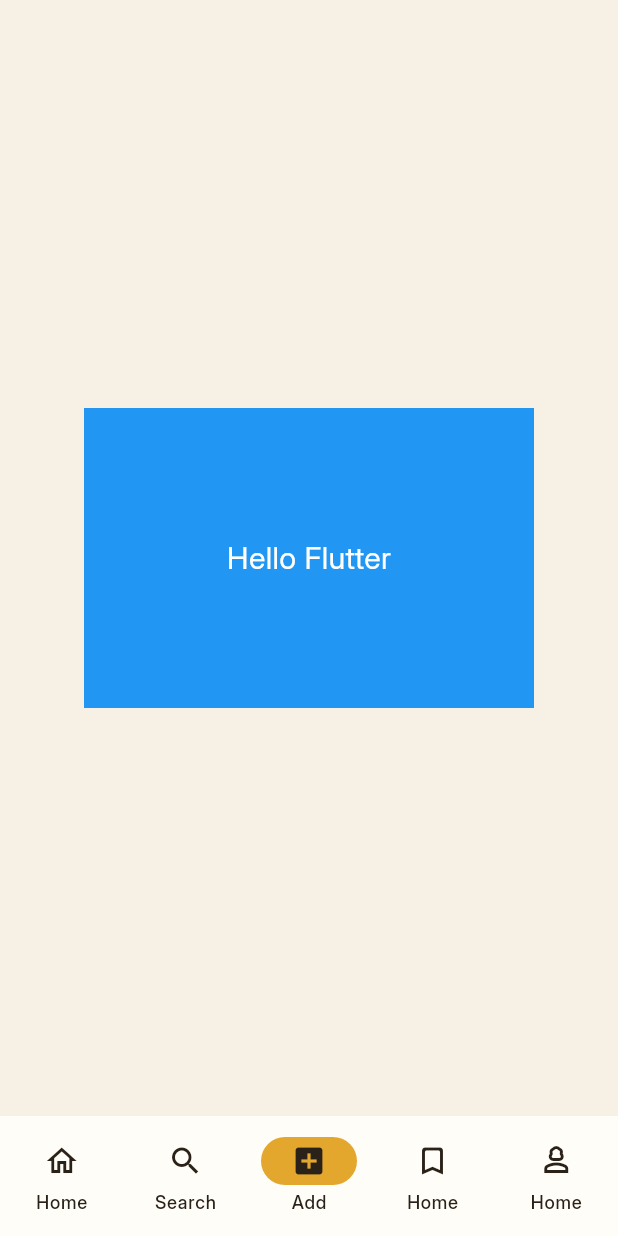
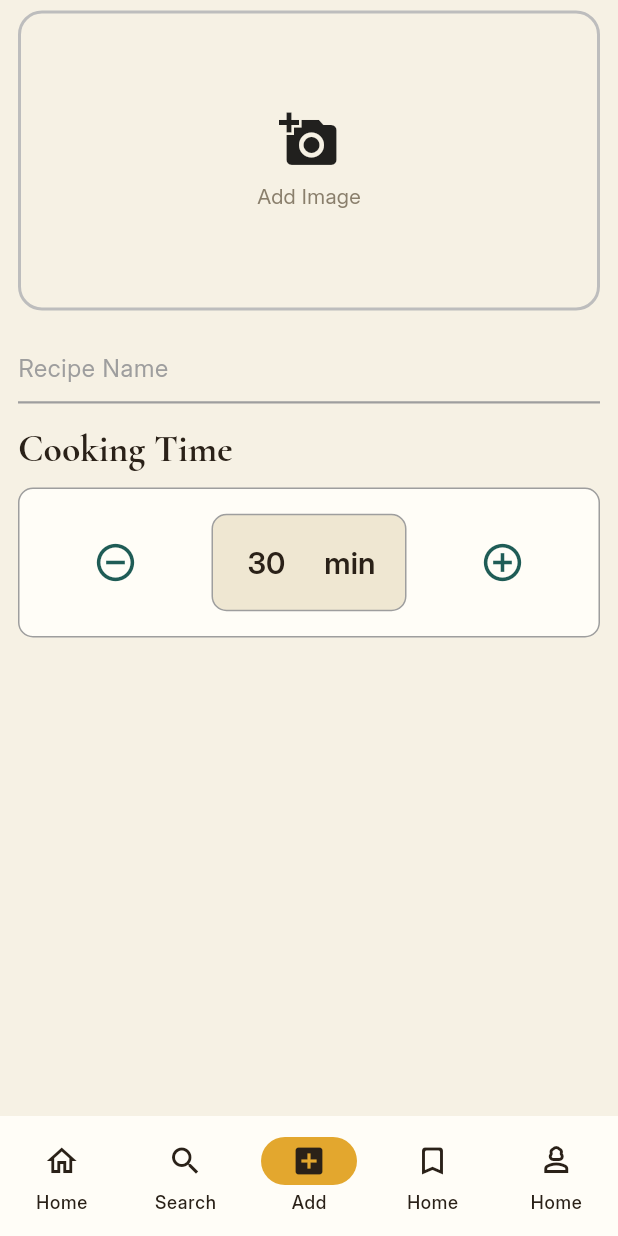
Before and after one commit to muneer-ahmad09/recipe_box_app, a Flutter app: the screen it shows after launch, item 3 of the bottom bar chosen, on a phone screen of 412 x 824 dp. Run offline on Flutter 3.47's test engine with Material 3 defaults, Android fonts, the phone set to English and light mode, and no system bars; our stand-ins replace image_picker.

Commit message:
added image picker and cooking time widgets to add item screen

```diff
--- a/lib/core/theme/app_theme.dart
+++ b/lib/core/theme/app_theme.dart
@@ -128,7 +128,7 @@ class AppTheme {
 
       labelLarge: TextStyle(
         fontFamily: 'Inter',
-        fontSize: 14,
+        fontSize: 20,
         fontWeight: FontWeight.w600,
         color: AppColors.ink,
       ),
--- a/lib/screens/add_item/add_item.dart
+++ b/lib/screens/add_item/add_item.dart
@@ -1,24 +1,68 @@
 import 'package:flutter/material.dart';
+import 'package:recipe_box_app/screens/add_item/widgets/add_image.dart';
+import 'package:recipe_box_app/screens/add_item/widgets/cooking_time.dart';
 
-class AddItem extends StatelessWidget {
+class AddItem extends StatefulWidget {
   const AddItem({super.key});
 
   @override
+  State<AddItem> createState() => _AddItemState();
+}
+
+class _AddItemState extends State<AddItem> {
+  int cookingTime = 30;
+  final TextEditingController recipeTextController =
+  TextEditingController();
+
+  @override
+  void dispose() {
+    recipeTextController.dispose();
+    super.dispose();
+  }
+
+  @override
   Widget build(BuildContext context) {
-    return Center(
-      child: Container(
-        height: 200,
-        width: 300,
-        color: Colors.blue,
-        child: const Center(
-          child: Text(
-            "Hello Flutter",
-            style: TextStyle(
-              fontSize: 20,
-              color: Colors.white,
+    return Container(
+      padding: const EdgeInsets.only(
+        left: 12.0,
+        right: 12.0,
+        top: 7.0,
+      ),
+      child: Column(
+        spacing: 14,
+        children: [
+          const AddImage(),
+          //Recipe Text Field
+          TextField(
+            controller: recipeTextController,
+            decoration: const InputDecoration(
+              hintText: 'Recipe Name',
+              hintStyle: TextStyle(
+                color: Colors.grey,
+              ),
+              enabledBorder: UnderlineInputBorder(
+                borderSide: BorderSide(
+                  color: Colors.grey,
+                  width: 1.5,
+                ),
+              ),
+              focusedBorder: UnderlineInputBorder(
+                borderSide: BorderSide(
+                  color: Colors.black,
+                  width: 2,
+                ),
+              ),
             ),
           ),
-        ),
+          CookingTime(
+            value: cookingTime,
+            onChanged: (value) {
+              setState(() {
+                cookingTime = value;
+              });
+            },
+          ),
+        ],
       ),
     );
   }
--- /dev/null
+++ b/lib/screens/add_item/widgets/add_image.dart
@@ -0,0 +1,105 @@
+import 'dart:io';
+
+import 'package:flutter/material.dart';
+import 'package:image_picker/image_picker.dart';
+
+class AddImage extends StatefulWidget {
+  const AddImage({super.key});
+
+  @override
+  State<AddImage> createState() => _AddImageState();
+}
+
+class _AddImageState extends State<AddImage> {
+  final ImagePicker _picker = ImagePicker();
+
+  File? selectedImage;
+
+  Future<void> showImagePicker() async {
+    showModalBottomSheet(
+      context: context,
+      builder: (context) {
+        return SafeArea(
+          child: Wrap(
+            children: [
+              ListTile(
+                leading: const Icon(Icons.camera_alt),
+                title: const Text('Take a photo'),
+                onTap: () async {
+                  Navigator.pop(context);
+
+                  final XFile? image = await _picker.pickImage(
+                    source: ImageSource.camera,
+                  );
+
+                  if (image != null) {
+                    setState(() {
+                      selectedImage = File(image.path);
+                    });
+                  }
+                },
+              ),
+
+              ListTile(
+                leading: const Icon(Icons.photo_library),
+                title: const Text('Choose from gallery'),
+                onTap: () async {
+                  Navigator.pop(context);
+
+                  final XFile? image = await _picker.pickImage(
+                    source: ImageSource.gallery,
+                  );
+
+                  if (image != null) {
+                    setState(() {
+                      selectedImage = File(image.path);
+                    });
+                  }
+                },
+              ),
+            ],
+          ),
+        );
+      },
+    );
+  }
+
+  @override
+  Widget build(BuildContext context) {
+    return GestureDetector(
+      onTap: showImagePicker,
+      child: Container(
+        height: 200,
+        width: double.infinity,
+        decoration: BoxDecoration(
+          color: Colors.transparent,
+          border: BoxBorder.all(
+            color: Colors.grey.shade400,
+            width: 2,
+          ),
+          borderRadius: BorderRadius.circular(16),
+        ),
+        child: selectedImage == null
+            ? const Column(
+          mainAxisAlignment: MainAxisAlignment.center,
+          children: [
+            Icon(
+              Icons.add_a_photo,
+              size: 40,
+            ),
+            SizedBox(height: 8),
+            Text('Add Image'),
+          ],
+        )
+            : ClipRRect(
+          borderRadius: BorderRadius.circular(16),
+          child: Image.file(
+            selectedImage!,
+            width: double.infinity,
+            fit: BoxFit.cover,
+          ),
+        ),
+      ),
+    );
+  }
+}
--- /dev/null
+++ b/lib/screens/add_item/widgets/cooking_time.dart
@@ -0,0 +1,127 @@
+import 'package:flutter/material.dart';
+import 'package:recipe_box_app/core/theme/app_colors.dart';
+
+class CookingTime extends StatefulWidget {
+  final int value;
+  final ValueChanged<int> onChanged;
+
+  const CookingTime({super.key, required this.value, required this.onChanged});
+
+  @override
+  State<CookingTime> createState() => _CookingTimeState();
+}
+
+class _CookingTimeState extends State<CookingTime> {
+  late final TextEditingController _cookingTimeController =
+      TextEditingController(text: widget.value.toString());
+
+  @override
+  void dispose() {
+    _cookingTimeController.dispose();
+    super.dispose();
+  }
+
+  @override
+  void didUpdateWidget(covariant CookingTime oldWidget) {
+    super.didUpdateWidget(oldWidget);
+
+    if (oldWidget.value != widget.value) {
+      _cookingTimeController.text = widget.value.toString();
+    }
+  }
+
+  @override
+  Widget build(BuildContext context) {
+    return Column(
+      spacing: 10,
+      crossAxisAlignment: CrossAxisAlignment.start,
+      children: [
+        Text(
+          "Cooking Time",
+          style: Theme.of(context).textTheme.headlineMedium
+              ?.copyWith(fontWeight: FontWeight.bold),
+        ),
+        Container(
+          height: 100,
+          width: double.infinity,
+          decoration: BoxDecoration(
+            color: AppColors.cardWhite,
+            border: Border.all(color: Colors.grey),
+            borderRadius: BorderRadius.circular(10),
+          ),
+
+          child: Row(
+            mainAxisAlignment: MainAxisAlignment.spaceEvenly,
+            children: [
+              IconButton(
+                color: AppColors.petrol,
+                onPressed: () {
+                  setState(() {
+                    if (widget.value > 0) {
+                      widget.onChanged(widget.value - 1);
+                    }
+                  });
+                },
+                icon: Icon(Icons.remove_circle_outline),
+                iconSize:  30,
+              ),
+              Container(
+                height: 65,
+                width: 130,
+                decoration: BoxDecoration(
+                  color: AppColors.paperDim,
+                  border: Border.all(color: Colors.grey),
+                  borderRadius: BorderRadius.circular(10),
+                ),
+                child: Row(
+                  mainAxisAlignment: MainAxisAlignment.spaceEvenly,
+                  children: [
+                    SizedBox(
+                      width: 35,
+                      child: TextField(
+                        controller: _cookingTimeController,
+
+                        onChanged: (value) {
+                          final parsedValue = int.tryParse(value);
+
+                          if (parsedValue == null) {
+                            _cookingTimeController.text = '0';
+                            _cookingTimeController.selection =
+                                TextSelection.fromPosition(
+                                  const TextPosition(offset: 1),
+                                );
+                            widget.onChanged(0);
+                            return;
+                          }
+
+                          widget.onChanged(parsedValue);
+                        },
+                        style: Theme.of(context).textTheme.labelLarge,
+                        textAlign: TextAlign.center,
+                        keyboardType: TextInputType.number,
+                        decoration: const InputDecoration(
+                          border: InputBorder.none,
+                        ),
+                      ),
+                    ),
+                    Text("min", style: Theme.of(context).textTheme.labelLarge),
+                  ],
+                ),
+              ),
+              IconButton(
+                color: AppColors.petrol,
+                onPressed: () {
+                  setState(() {
+                    widget.onChanged(widget.value + 1);
+                  });
+                },
+                icon: Icon(Icons.add_circle_outline),
+                iconSize: 30,
+              ),
+            ],
+          ),
+        ),
+      ],
+    );
+  }
+}
--- a/lib/screens/profile/profile.dart
+++ b/lib/screens/profile/profile.dart
@@ -2,8 +2,7 @@ import 'package:flutter/material.dart';
 import 'package:recipe_box_app/core/theme/app_colors.dart';
 import 'package:recipe_box_app/screens/profile/widgets/profile_user_detail.dart';
 import 'package:recipe_box_app/screens/profile/widgets/recipe_tab.dart';
-import 'package:recipe_box_app/screens/profile/widgets/review_tab.dart';
-import 'package:recipe_box_app/screens/profile/widgets/saved_tab.dart';
+
 
 class Profile extends StatelessWidget {
   const Profile({super.key});
--- a/lib/screens/profile/widgets/review_tab.dart
+++ b/lib/screens/profile/widgets/review_tab.dart
@@ -21,6 +21,6 @@ class ReviewTab extends StatelessWidget {
     //       icon: Icons.image,
     //     );
     //   },
-    return Container(child: Text("Saved Post"),);
+    return Text("Saved Post");
   }
 }
--- a/lib/screens/profile/widgets/saved_tab.dart
+++ b/lib/screens/profile/widgets/saved_tab.dart
@@ -21,6 +21,6 @@ class SavedTab extends StatelessWidget {
     //       icon: Icons.image,
     //     );
     //   },
-    return Container(child: Text("Saved Post"),);
+    return Text("Saved Post");
   }
 }
--- a/lib/screens/profile/widgets/stat.dart
+++ b/lib/screens/profile/widgets/stat.dart
@@ -4,7 +4,7 @@ class Stat extends StatelessWidget {
   final String value;
   final String label;
 
-  const Stat({
+  const Stat({super.key,
     required this.value,
     required this.label,
   });
--- a/lib/screens/recipe_page/widgets/recipe_page_card.dart
+++ b/lib/screens/recipe_page/widgets/recipe_page_card.dart
@@ -1,4 +1,3 @@
-import 'package:flutter/cupertino.dart';
 import 'package:flutter/material.dart';
 import 'package:recipe_box_app/core/theme/app_colors.dart';
 import 'package:recipe_box_app/screens/recipe_page/widgets/recipe_tab.dart';
--- a/pubspec.yaml
+++ b/pubspec.yaml
@@ -34,6 +34,7 @@ dependencies:
   # The following adds the Cupertino Icons font to your application.
   # Use with the CupertinoIcons class for iOS style icons.
   cupertino_icons: ^1.0.8
+  image_picker: ^1.2.3
 
 dev_dependencies:
   flutter_test:
```
Also changed, not shown: lib/navigation/main_navigation.dart (+32 -32 lines), lib/widgets/dotter_container.dart (added), pubspec.lock, 5 other files.
